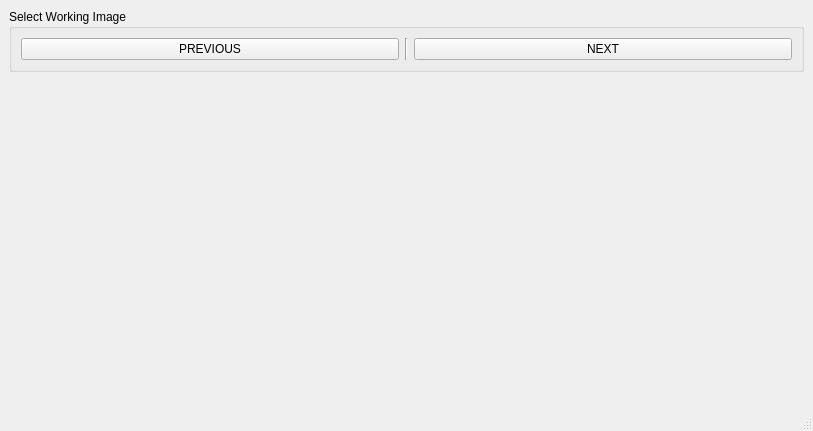
Before: the Qt Designer form notebooks/ui/ui_panoramic_remote_control.ui in neutronimaging/python_notebooks, drawn with Qt 5.
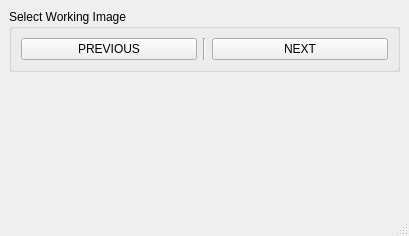
After: the same form once the commit is applied.

Commit message: remote ui widgets are in place. this refs #27

Patch:
```diff
--- a/notebooks/ui/ui_panoramic_remote_control.ui
+++ b/notebooks/ui/ui_panoramic_remote_control.ui
@@ -6,8 +6,8 @@
    <rect>
     <x>0</x>
     <y>0</y>
-    <width>813</width>
-    <height>431</height>
+    <width>409</width>
+    <height>236</height>
    </rect>
   </property>
   <property name="windowTitle">
```
Left out of the diff: 2 changed lines with no effect on the pictures. The commit also changes 3 other files.
